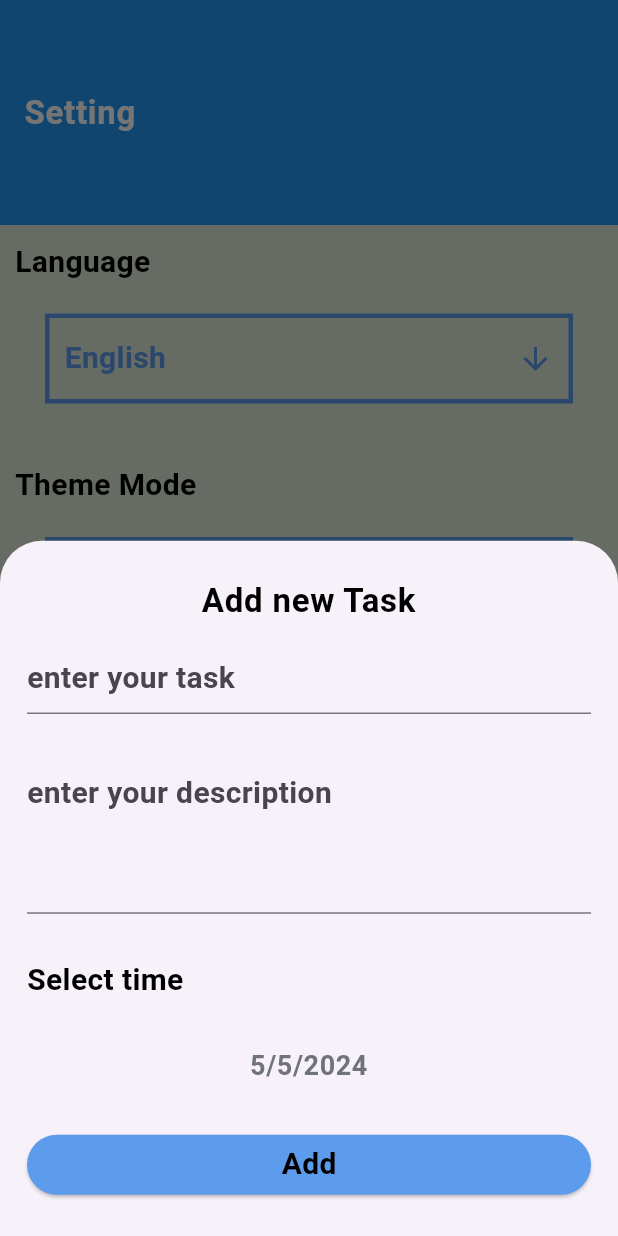
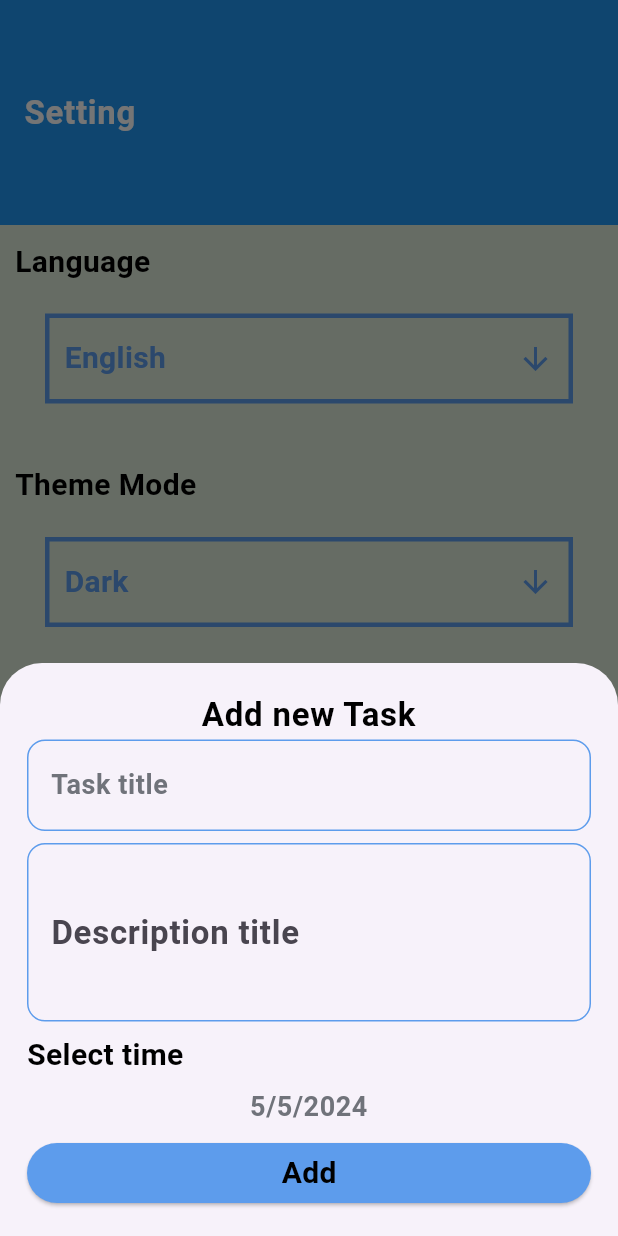
Before and after one commit to mohamedmousa2003/To-Do, a Flutter app: the screen it shows after launch, item 2 of the bottom bar chosen, after a tap on the "add" icon, on a phone screen of 412 x 824 dp. Run offline on Flutter 3.47's test engine with Material 3 defaults, Android fonts, the phone set to English and light mode, and no system bars; our stand-ins replace date_picker_timeline, flutter_slidable; generated files the repository leaves out were written again.

Commit message:
add task

```diff
--- a/lib/l10n/app_ar.arb
+++ b/lib/l10n/app_ar.arb
@@ -8,6 +8,8 @@
   "light": "نهاري",
   "setting": "الإعدادات",
   "list": "القائمة",
+  "task_title": "عنوان المهمة",
+  "task_description": "وصف المهمة",
   "add_new_task": "إضافة مهمة جديدة",
   "enter_your_task": "أدخل مهمتك",
   "enter_your_description": "أدخل وصف",
--- a/lib/l10n/app_en.arb
+++ b/lib/l10n/app_en.arb
@@ -9,6 +9,8 @@
   "setting": "Setting",
   "list": "List",
   "add_new_task": "Add new Task",
+  "task_title": "Task title",
+  "task_description": "Description title",
   "enter_your_task": "enter your task",
   "enter_your_description": "enter your description",
   "select_time": "Select time",
--- a/lib/pages/bottom_navigationBar/home_layout.dart
+++ b/lib/pages/bottom_navigationBar/home_layout.dart
@@ -24,6 +24,7 @@ class _HomeLayoutState extends State<HomeLayout> {
   Widget build(BuildContext context) {
     var local = AppLocalizations.of(context)!;
     return Scaffold(
+      extendBody: true,
       floatingActionButtonLocation: FloatingActionButtonLocation.centerDocked,
       floatingActionButton: FloatingActionButton(
         onPressed: () {
@@ -31,7 +32,6 @@ class _HomeLayoutState extends State<HomeLayout> {
         },
         child: const Icon(Icons.add),
       ),
-      body: screens[indexSelect],
       bottomNavigationBar: BottomNavigationBar(
         currentIndex: indexSelect,
         onTap: (index) {
@@ -45,11 +45,18 @@ class _HomeLayoutState extends State<HomeLayout> {
               icon: const Icon(Icons.settings), label: local.setting),
         ],
       ),
+      body: screens[indexSelect],
     );
   }
 
   _builderSowTak() {
     return showModalBottomSheet(
-        context: context, builder: (context) => BottomTask());
+        isScrollControlled: true,
+        context: context,
+        builder: (context) => Padding(
+              padding: EdgeInsets.only(
+                  bottom: MediaQuery.of(context).viewInsets.bottom),
+              child: BottomTask(),
+            ));
   }
 }
--- a/lib/pages/bottom_navigationBar/widget/bottom_task.dart
+++ b/lib/pages/bottom_navigationBar/widget/bottom_task.dart
@@ -16,6 +16,8 @@ class _BottomTaskState extends State<BottomTask> {
   Widget build(BuildContext context) {
     var local = AppLocalizations.of(context)!;
     var theme = Theme.of(context);
+    var titleController = TextEditingController();
+    var descController = TextEditingController();
     // TODO: implement build
     return Container(
       padding: const EdgeInsets.all(8),
@@ -24,7 +26,7 @@ class _BottomTaskState extends State<BottomTask> {
         key: _formKey,
         child: Column(
           crossAxisAlignment: CrossAxisAlignment.stretch,
-          mainAxisAlignment: MainAxisAlignment.spaceAround,
+          mainAxisSize: MainAxisSize.min,
           children: [
             Text(
               local.add_new_task,
@@ -32,6 +34,7 @@ class _BottomTaskState extends State<BottomTask> {
               style: theme.textTheme.bodyLarge?.copyWith(color: blackColor),
             ),
             TextFormField(
+              controller: titleController,
               style: theme.textTheme.bodyMedium,
               validator: (value) {
                 if (value == null || value.trim().isEmpty) {
@@ -41,12 +44,26 @@ class _BottomTaskState extends State<BottomTask> {
               },
               cursorColor: Colors.black,
               decoration: InputDecoration(
-                hintText: local.enter_your_task,
-                labelStyle: theme.textTheme.bodyMedium,
+                //hintText: local.enter_your_task,
+                label: Text(local.task_title),
+                labelStyle: theme.textTheme.bodySmall,
+                enabledBorder: OutlineInputBorder(
+                  borderRadius: BorderRadius.circular(12),
+                  borderSide: BorderSide(
+                    color: blueColor,
+                  ),
+                ),
+                focusedBorder: OutlineInputBorder(
+                  borderRadius: BorderRadius.circular(12),
+                  borderSide: BorderSide(
+                    color: blueColor,
+                  ),
+                ),
               ),
             ),
             const SizedBox(height: 8),
             TextFormField(
+              controller: descController,
               style: theme.textTheme.bodyMedium,
               validator: (value) {
                 if (value == null || value.trim().isEmpty) {
@@ -57,7 +74,20 @@ class _BottomTaskState extends State<BottomTask> {
               maxLines: 3,
               textAlign: TextAlign.justify,
               decoration: InputDecoration(
-                hintText: local.enter_your_description,
+                //hintText: local.enter_your_description,
+                label: Text(local.task_description),
+                enabledBorder: OutlineInputBorder(
+                  borderRadius: BorderRadius.circular(12),
+                  borderSide: BorderSide(
+                    color: blueColor,
+                  ),
+                ),
+                focusedBorder: OutlineInputBorder(
+                  borderRadius: BorderRadius.circular(12),
+                  borderSide: BorderSide(
+                    color: blueColor,
+                  ),
+                ),
               ),
             ),
             const SizedBox(height: 8),
@@ -92,7 +122,25 @@ class _BottomTaskState extends State<BottomTask> {
 
   showCalendar() async {
     var choseData = await showDatePicker(
+      builder: (context, child) {
+        return Theme(
+          data: Theme.of(context).copyWith(
+            colorScheme: ColorScheme.light(
+              primary: blueColor, // header background color
+              onPrimary: whiteColor, // header text color
+              onSurface: blackColor, // body text color
+            ),
+            textButtonTheme: TextButtonThemeData(
+              style: TextButton.styleFrom(
+                foregroundColor: blueColor, // button text color
+              ),
+            ),
+          ),
+          child: child!,
+        );
+      },
       context: context,
+      initialDate: dataTime,
       firstDate: DateTime.now(),
       lastDate: DateTime.now().add(const Duration(days: 356)),
     );
--- a/lib/pages/home/home_screen.dart
+++ b/lib/pages/home/home_screen.dart
@@ -1,14 +1,57 @@
 import 'package:flutter/material.dart';
+import 'package:flutter_gen/gen_l10n/app_localizations.dart';
+import 'package:provider/provider.dart';
 import 'package:todo/core/app_color.dart';
+import 'package:todo/pages/home/widget/calendar_timeline.dart';
+import 'package:todo/pages/home/widget/task_widget.dart';
 
-class HomeScreen extends StatelessWidget {
+import '../../core/my-provider.dart';
+
+class HomeScreen extends StatefulWidget {
   const HomeScreen({super.key});
 
   @override
+  State<HomeScreen> createState() => _HomeScreenState();
+}
+
+class _HomeScreenState extends State<HomeScreen> {
+  @override
   Widget build(BuildContext context) {
+    var theme = Theme.of(context);
+    var provider = Provider.of<MyProvider>(context);
+    var local = AppLocalizations.of(context)!;
     // TODO: implement build
     return Scaffold(
-      backgroundColor: primaryLight,
-    );
+        backgroundColor: primaryLight,
+        body: Column(
+          children: [
+            SizedBox(
+              width: double.infinity,
+              height: 215,
+              child: Stack(
+                children: [
+                  Container(
+                    height: 150,
+                    width: double.infinity,
+                    alignment: Alignment.center,
+                    color: blueColor,
+                    child: Text(local.title, style: theme.textTheme.bodyLarge),
+                  ),
+                  Align(
+                      alignment: Alignment.bottomCenter,
+                      child: CalendarTimeline()),
+                ],
+              ),
+            ),
+            Expanded(
+              child: ListView.builder(
+                itemCount: 5,
+                itemBuilder: (context, index) {
+                  return TaskWidget();
+                },
+              ),
+            ),
+          ],
+        ));
   }
 }
--- /dev/null
+++ b/lib/pages/home/widget/calendar_timeline.dart
@@ -0,0 +1,43 @@
+import 'package:date_picker_timeline/date_picker_widget.dart';
+import 'package:flutter/cupertino.dart';
+import 'package:flutter/material.dart';
+import 'package:provider/provider.dart';
+
+import '../../../core/app_color.dart';
+import '../../../core/my-provider.dart';
+
+class CalendarTimeline extends StatefulWidget {
+  CalendarTimeline({super.key});
+
+  @override
+  State<CalendarTimeline> createState() => _CalendarTimelineState();
+}
+
+class _CalendarTimelineState extends State<CalendarTimeline> {
+  var _selectedValue = null;
+
+  @override
+  Widget build(BuildContext context) {
+    var theme = Theme.of(context);
+    var provider = Provider.of<MyProvider>(context);
+    // TODO: implement build
+    return DatePicker(
+      height: 110,
+      DateTime.now(),
+      initialSelectedDate: DateTime.now(),
+      selectionColor: redColor,
+      selectedTextColor: Colors.white,
+      locale: provider.localeProvider,
+      dayTextStyle: const TextStyle(fontSize: 14),
+      dateTextStyle: const TextStyle(fontSize: 25),
+      monthTextStyle: const TextStyle(fontSize: 16),
+      onDateChange: (date) {
+        // New date selected
+        setState(() {
+          _selectedValue = date;
+          print(_selectedValue);
+        });
+      },
+    );
+  }
+}
--- /dev/null
+++ b/lib/pages/home/widget/task_widget.dart
@@ -0,0 +1,94 @@
+import 'package:flutter/material.dart';
+import 'package:flutter_slidable/flutter_slidable.dart';
+import 'package:todo/core/app_color.dart';
+
+class TaskWidget extends StatelessWidget {
+  const TaskWidget({super.key});
+
+  @override
+  Widget build(BuildContext context) {
+    var theme = Theme.of(context);
+    return Container(
+      margin: const EdgeInsets.symmetric(horizontal: 20, vertical: 10),
+      decoration: BoxDecoration(
+        borderRadius: BorderRadius.circular(15),
+        color: const Color(0xFFEC4B4B),
+      ),
+      child: Slidable(
+        // The start action pane is the one at the left or the top side.
+        startActionPane: ActionPane(
+          extentRatio: 0.3,
+          // A motion is a widget used to control how the pane animates.
+          motion: const ScrollMotion(),
+          // All actions are defined in the children parameter.
+          children: [
+            // A SlidableAction can have an icon and/or a label.
+            SlidableAction(
+              onPressed: (context) {
+                flex:
+                2;
+              },
+              backgroundColor: redColor,
+              foregroundColor: whiteColor,
+              icon: Icons.delete,
+              label: 'Delete',
+            ),
+          ],
+        ),
+
+        child: Container(
+          padding: const EdgeInsets.symmetric(horizontal: 20, vertical: 10),
+          height: 115,
+          width: double.infinity,
+          decoration: BoxDecoration(
+              color: whiteColor, borderRadius: BorderRadius.circular(15)),
+          child: Row(
+            mainAxisAlignment: MainAxisAlignment.spaceAround,
+            crossAxisAlignment: CrossAxisAlignment.center,
+            children: [
+              Container(
+                width: 6,
+                height: 80,
+                decoration: BoxDecoration(
+                    color: blueColor, borderRadius: BorderRadius.circular(20)),
+              ),
+              Column(
+                mainAxisAlignment: MainAxisAlignment.spaceEvenly,
+                children: [
+                  Text(
+                    "Play basket ball",
+                    style: theme.textTheme.bodyMedium?.copyWith(
+                      color: blueColor,
+                    ),
+                  ),
+                  Row(
+                    children: [
+                      Icon(
+                        Icons.access_time,
+                        color: greyColor,
+                      ),
+                      Text(
+                        "10:30 Am",
+                        style: theme.textTheme.bodySmall,
+                      )
+                    ],
+                  ),
+                ],
+              ),
+              Container(
+                height: 34,
+                width: 69,
+                decoration: BoxDecoration(
+                    color: blueColor, borderRadius: BorderRadius.circular(8)),
+                child: Icon(
+                  Icons.check,
+                  color: whiteColor,
+                ),
+              ),
+            ],
+          ),
+        ),
+      ),
+    );
+  }
+}
--- a/pubspec.yaml
+++ b/pubspec.yaml
@@ -40,6 +40,8 @@ dependencies:
   # Use with the CupertinoIcons class for iOS style icons.
   cupertino_icons: ^1.0.6
   provider: ^6.1.2
+  date_picker_timeline: ^1.2.6
+  flutter_slidable: ^3.1.0
 
 
 dev_dependencies:
```
Also changed, not shown: pubspec.lock.
